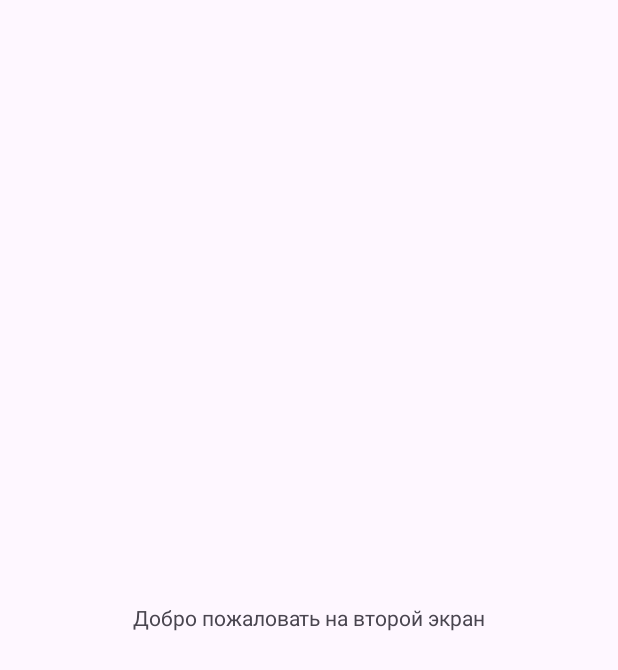
After one commit to SmirnovaSA-Coddy/Test_Kotlin, an Android app: the SecondActivity screen opened directly, with no data from a screen before it, on a phone screen of 412 x 824 dp. The commit adds this screen. Shown: the top 670 px of the screen. Run offline under Robolectric (Android 15) with nearby library versions, the phone set to English and light mode, and no system bars.

Commit message:
New second activity

```diff
--- a/app/src/main/AndroidManifest.xml
+++ b/app/src/main/AndroidManifest.xml
@@ -12,6 +12,9 @@
         android:supportsRtl="true"
         android:theme="@style/Theme.MyFirstAppTest">
         <activity
+            android:name=".SecondActivity"
+            android:exported="false" />
+        <activity
             android:name=".MainActivity"
             android:exported="true">
             <intent-filter>
--- /dev/null
+++ b/app/src/main/java/com/example/myfirstapptest/SecondActivity.kt
@@ -0,0 +1,20 @@
+package com.example.myfirstapptest
+
+import android.os.Bundle
+import androidx.activity.enableEdgeToEdge
+import androidx.appcompat.app.AppCompatActivity
+import androidx.core.view.ViewCompat
+import androidx.core.view.WindowInsetsCompat
+
+class SecondActivity : AppCompatActivity() {
+    override fun onCreate(savedInstanceState: Bundle?) {
+        super.onCreate(savedInstanceState)
+        enableEdgeToEdge()
+        setContentView(R.layout.activity_second)
+        ViewCompat.setOnApplyWindowInsetsListener(findViewById(R.id.second)) { v, insets ->
+            val systemBars = insets.getInsets(WindowInsetsCompat.Type.systemBars())
+            v.setPadding(systemBars.left, systemBars.top, systemBars.right, systemBars.bottom)
+            insets
+        }
+    }
+}
--- a/app/src/main/res/layout/activity_main.xml
+++ b/app/src/main/res/layout/activity_main.xml
@@ -14,17 +14,17 @@
         android:id="@+id/tvTitle"
         android:layout_width="match_parent"
         android:layout_height="wrap_content"
+        android:textStyle="bold"
         android:gravity="center"
-        android:textStyle="bold"
         android:text="Добро пожаловать в ONYX!" />
 
     <Button
         android:id="@+id/btnStart"
         android:layout_width="wrap_content"
         android:layout_height="wrap_content"
-        android:layout_gravity="center"
         android:layout_marginTop="20dp"
         android:backgroundTint="#1D4234"
+        android:gravity="center"
         android:text="Начать покупки"
         android:textColor="#EDE6DD" />
 
@@ -36,7 +36,7 @@
         android:contentDescription="Логотип магазина"
         android:layout_marginTop="20dp"/>
 
-<!--    <View-->
+<!--        <View-->
 <!--        android:id="@+id/view"-->
 <!--        android:layout_width="200dp"-->
 <!--        android:layout_height="120dp"-->
--- /dev/null
+++ b/app/src/main/res/layout/activity_second.xml
@@ -0,0 +1,19 @@
+<?xml version="1.0" encoding="utf-8"?>
+<LinearLayout xmlns:android="http://schemas.android.com/apk/res/android"
+    xmlns:app="http://schemas.android.com/apk/res-auto"
+    xmlns:tools="http://schemas.android.com/tools"
+    android:id="@+id/second"
+    android:layout_width="match_parent"
+    android:layout_height="match_parent"
+    tools:context=".SecondActivity"
+    android:orientation="vertical"
+    android:gravity="center"
+    android:padding="16dp">
+
+    <TextView
+        android:id="@+id/tvTitle"
+        android:layout_width="wrap_content"
+        android:layout_height="wrap_content"
+        android:text="Добро пожаловать на второй экран" />
+
+</LinearLayout>
```
Also changed, not shown: app/src/main/java/com/example/myfirstapptest/MainActivity.kt (+43 -4 lines), app/src/main/res/drawable/frame_border.xml (added, +24 -0 lines).
